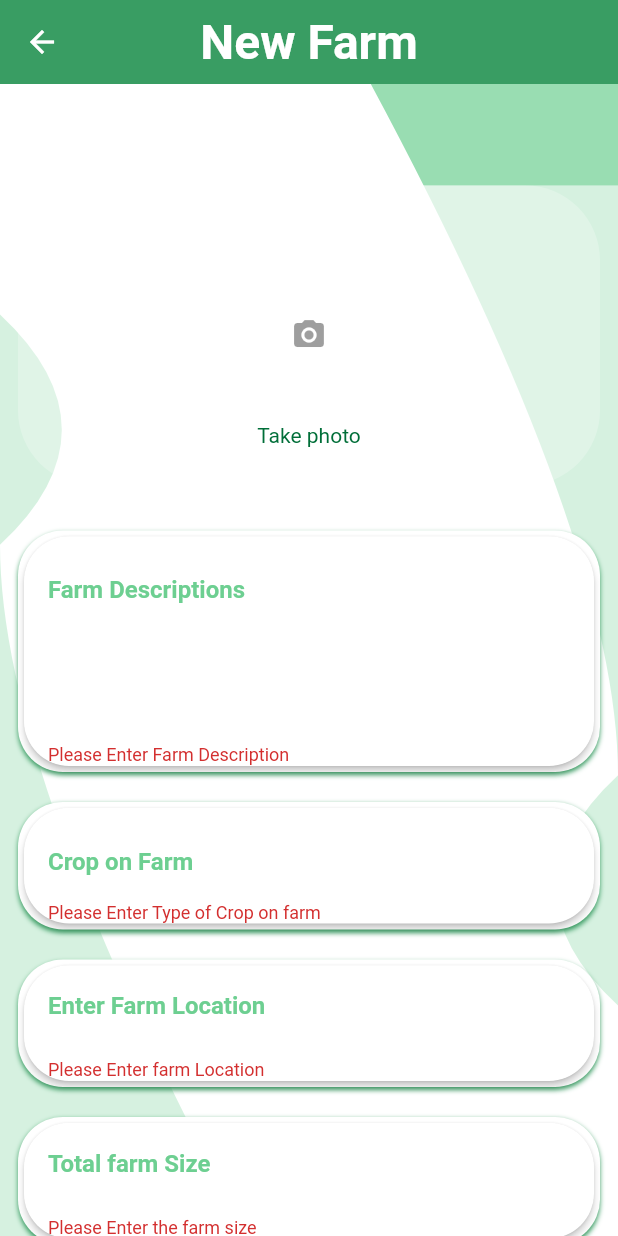
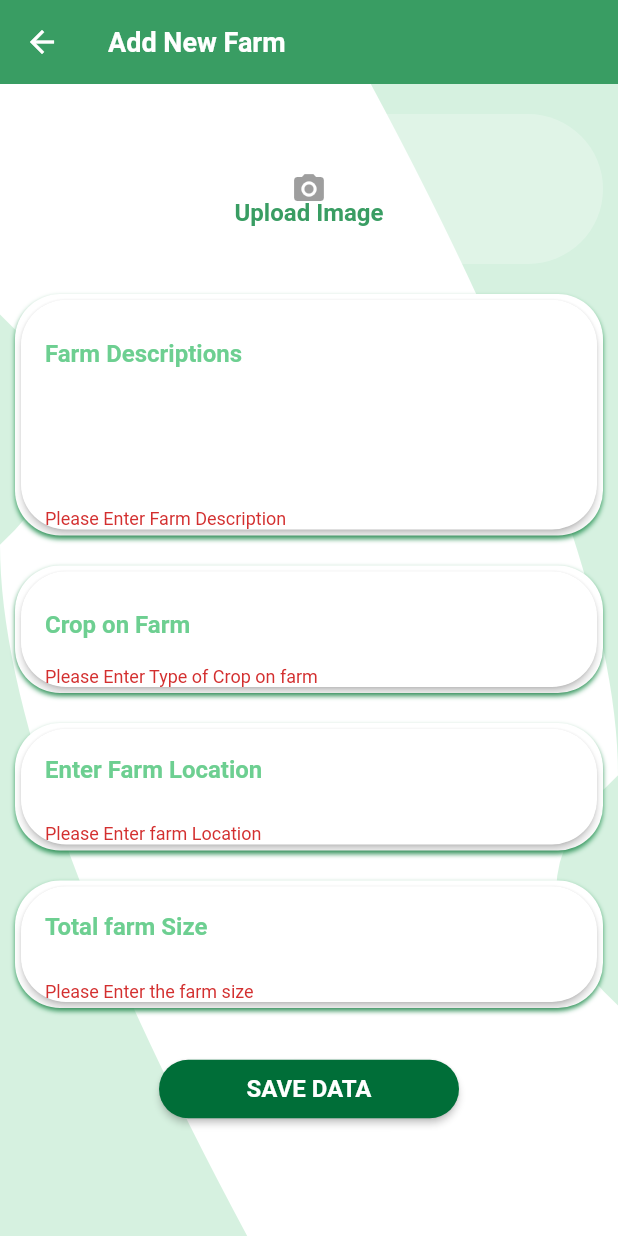
Before and after one commit to CodeAfric/AgriTeck-Users, a Flutter app: the NewFarm screen opened directly, after a tap on "SAVE DATA", on a phone screen of 412 x 824 dp. Run offline on Flutter 3.47's test engine with Material 2 defaults, Android fonts, the phone set to English and light mode, and no system bars; our stand-ins replace cached_network_image, carousel_pro, cloud_firestore, firebase_auth, firebase_core, firebase_storage and 8 more; missing offline and left inert: async_loader, floating_action_bubble, steel_crypt, tflite; accounts and stored records are empty; network calls fail; project files that could hold a hidden picture were left out.

Commit message:
Some UI Chage, Farm CRUB

```diff
--- a/lib/application-pages/authentication-screens/farmer-login/registration-pages.dart
+++ b/lib/application-pages/authentication-screens/farmer-login/registration-pages.dart
@@ -1,3 +1,4 @@
+import 'dart:convert';
 import 'dart:io';
 import 'package:agriteck_user/common-functions/helper-functions.dart';
 import 'package:agriteck_user/commonly-used-widget/custom-drop-down.dart';
@@ -7,6 +8,7 @@ import 'package:agriteck_user/commonly-used-widget/round_button.dart';
 import 'package:agriteck_user/commonly-used-widget/shape-painter.dart';
 import 'package:agriteck_user/commonly-used-widget/textField.dart';
 import 'package:agriteck_user/pojo-classes/farmers-data.dart';
+import 'package:agriteck_user/services/sharedPrefs.dart';
 import 'package:agriteck_user/services/user-services.dart';
 import 'package:agriteck_user/styles/app-colors.dart';
 import 'package:cloud_firestore/cloud_firestore.dart';
@@ -279,7 +281,7 @@ class _FarmerRegistrationFormState extends State<FarmerRegistrationForm> {
                                       child: RoundedButton(
                                           isLoading: isLoading,
                                           text: 'SUBMIT',
-                                          color: primary,
+                                          color: primaryDark,
                                           press: isLoading ? null : saveData)),
                                   SizedBox(
                                     height: 20,
@@ -589,6 +591,7 @@ class _FarmerRegistrationFormState extends State<FarmerRegistrationForm> {
                 telephone: widget.phoneNumber,
                 location: _location);
             await UserServices.saveUserInfo('Farmers', user.uid, farmers);
+            await SharedPrefs.setUserData(json.encode(farmers));
             await FirebaseAuth.instance.currentUser
                 .updateProfile(displayName: _name, photoURL: photoUrl);
             isLoading = false;
--- a/lib/application-pages/authentication-screens/investor-login/registration-page.dart
+++ b/lib/application-pages/authentication-screens/investor-login/registration-page.dart
@@ -1,3 +1,4 @@
+import 'dart:convert';
 import 'dart:io';
 
 import 'package:agriteck_user/application-pages/authentication-screens/phone_verification.dart';
@@ -11,6 +12,7 @@ import 'package:agriteck_user/commonly-used-widget/textField.dart';
 import 'package:agriteck_user/model-data/DataModels.dart';
 import 'package:agriteck_user/pojo-classes/farmers-data.dart';
 import 'package:agriteck_user/pojo-classes/investors-data.dart';
+import 'package:agriteck_user/services/sharedPrefs.dart';
 import 'package:agriteck_user/services/user-services.dart';
 import 'package:agriteck_user/styles/app-colors.dart';
 import 'package:firebase_auth/firebase_auth.dart';
@@ -273,7 +275,7 @@ class _InvestorRegistrationFormState extends State<InvestorRegistrationForm> {
                                       child: RoundedButton(
                                           isLoading: isLoading,
                                           text: 'SUBMIT',
-                                          color: primary,
+                                          color: primaryDark,
                                           press: isLoading ? null : saveData)),
                                   SizedBox(
                                     height: 20,
@@ -566,6 +568,7 @@ class _InvestorRegistrationFormState extends State<InvestorRegistrationForm> {
             email: _email,
           );
           await UserServices.saveUserInfo('Investors', user.uid, investors);
+          await SharedPrefs.setUserData(json.encode(investors));
           await FirebaseAuth.instance.currentUser
               .updateProfile(displayName: _name, photoURL: photoUrl);
           isLoading = false;
--- a/lib/application-pages/authentication-screens/phone_verification.dart
+++ b/lib/application-pages/authentication-screens/phone_verification.dart
@@ -156,7 +156,7 @@ class _PhoneVerificationState extends State<PhoneVerification> {
                                 child: RoundedButton(
                                   isLoading: isLoading,
                                   text: 'SUBMIT',
-                                  color: primary,
+                                  color: primaryDark,
                                   press: _verify,
                                 ),
                               ),
--- a/lib/application-pages/authentication-screens/vendor-login/registration-page.dart
+++ b/lib/application-pages/authentication-screens/vendor-login/registration-page.dart
@@ -1,3 +1,4 @@
+import 'dart:convert';
 import 'dart:io';
 import 'package:agriteck_user/application-pages/authentication-screens/phone_verification.dart';
 import 'package:agriteck_user/application-pages/welcome_page.dart';
@@ -12,6 +13,7 @@ import 'package:agriteck_user/main-page.dart';
 import 'package:agriteck_user/model-data/DataModels.dart';
 import 'package:agriteck_user/pojo-classes/farmers-data.dart';
 import 'package:agriteck_user/pojo-classes/vendors-data.dart';
+import 'package:agriteck_user/services/sharedPrefs.dart';
 import 'package:agriteck_user/services/user-services.dart';
 import 'package:agriteck_user/styles/app-colors.dart';
 import 'package:firebase_auth/firebase_auth.dart';
@@ -252,7 +254,7 @@ class _VendorRegistrationForm extends State<VendorRegistrationForm> {
                                       child: RoundedButton(
                                           isLoading: isLoading,
                                           text: 'SUBMIT',
-                                          color: primary,
+                                          color: primaryDark,
                                           press: isLoading ? null : saveData)),
                                   SizedBox(
                                     height: 20,
@@ -549,6 +551,7 @@ class _VendorRegistrationForm extends State<VendorRegistrationForm> {
               location: _location,
             );
             await UserServices.saveUserInfo('Vendors', user.uid, vendors);
+            await SharedPrefs.setUserData(json.encode(vendors));
             await FirebaseAuth.instance.currentUser
                 .updateProfile(displayName: _name, photoURL: photoUrl);
             isLoading = false;
--- a/lib/application-pages/authentication-screens/verification_page.dart
+++ b/lib/application-pages/authentication-screens/verification_page.dart
@@ -1,3 +1,5 @@
+import 'dart:convert';
+
 import 'package:agriteck_user/application-pages/authentication-screens/investor-login/registration-page.dart';
 import 'package:agriteck_user/application-pages/authentication-screens/vendor-login/registration-page.dart';
 import 'package:agriteck_user/application-pages/authentication-screens/phone_verification.dart';
@@ -216,6 +218,8 @@ class _OTPScreenState extends State<OTPScreen> {
             if (query == null) {
               userFound = false;
             } else {
+              // Save the user data in the pref
+              await SharedPrefs.setUserData(json.encode(query));
               userFound = true;
             }
             if (userFound) {
--- a/lib/farms-page/farm-screen.dart
+++ b/lib/farms-page/farm-screen_sssd.dart
@@ -32,12 +32,13 @@ class _FarmScreenState extends State<FarmScreen> {
 }
 
 class ListItems extends StatelessWidget {
-  final Farms farms;
+  final Farm farms;
   final String farmImage;
   final String farmName;
   final String farmLocation;
 
-  const ListItems({Key key,this.farms, this.farmImage, this.farmName, this.farmLocation})
+  const ListItems(
+      {Key key, this.farms, this.farmImage, this.farmName, this.farmLocation})
       : super(key: key);
 
   @override
@@ -111,6 +112,5 @@ class ListItems extends StatelessWidget {
         ),
       ),
     );
-
   }
 }
--- a/lib/farms-page/new-farm-page.dart
+++ b/lib/farms-page/new-farm-page.dart
@@ -1,8 +1,10 @@
+import 'dart:convert';
 import 'dart:io';
 import 'package:agriteck_user/common-functions/helper-functions.dart';
 import 'package:agriteck_user/commonly-used-widget/round_button.dart';
 import 'package:agriteck_user/commonly-used-widget/shape-painter.dart';
 import 'package:agriteck_user/commonly-used-widget/textField.dart';
+import 'package:agriteck_user/pojo-classes/farmers-data.dart';
 import 'package:agriteck_user/pojo-classes/farms-data.dart';
 import 'package:agriteck_user/services/sharedPrefs.dart';
 import 'package:agriteck_user/services/user-services.dart';
@@ -50,13 +52,12 @@ class _NewFarmState extends State<NewFarm> {
         backgroundColor: primary,
         elevation: 0,
         title: Text(
-          'New Farm',
+          'Add New Farm',
           style: TextStyle(
-            fontSize: 32,
+            fontSize: 18,
             fontWeight: FontWeight.bold,
           ),
         ),
-        centerTitle: true,
         leading: BackButton(
           color: Colors.white,
         ),
@@ -70,16 +71,11 @@ class _NewFarmState extends State<NewFarm> {
             painter: ShapePainter(),
           ),
         ),
-        Align(
-          alignment: Alignment.bottomCenter,
-          child: Container(
+        Container(
           color: Colors.white.withOpacity(.6),
-            height: MediaQuery.of(context).size.height * 0.85,
-            child: Center(
+          height: _height,
+          padding: EdgeInsets.symmetric(horizontal: 10),
           child: SingleChildScrollView(
-                child: Container(
-                  padding: EdgeInsets.symmetric(horizontal: 12),
-                  child: Center(
             child: Column(
               mainAxisAlignment: MainAxisAlignment.center,
               children: <Widget>[
@@ -88,9 +84,12 @@ class _NewFarmState extends State<NewFarm> {
                   child: Container(
                     child: Column(
                       children: [
+                        SizedBox(
+                          height: 20,
+                        ),
                         _imageChooser(),
                         SizedBox(
-                                  height: 30,
+                          height: 20,
                         ),
                         InputTextField(
                           withDecoration: true,
@@ -178,7 +177,7 @@ class _NewFarmState extends State<NewFarm> {
                             child: RoundedButton(
                                 isLoading: isLoading,
                                 text: 'SAVE DATA',
-                                        color: primary,
+                                color: primaryDark,
                                 press: isLoading ? null : saveData)),
                         SizedBox(
                           height: 20,
@@ -188,10 +187,6 @@ class _NewFarmState extends State<NewFarm> {
                   ),
                 ),
               ],
-                    ),
-                  ),
-                ),
-              ),
             ),
           ),
         ),
@@ -207,21 +202,36 @@ class _NewFarmState extends State<NewFarm> {
         },
         child: Container(
           child: image != null
-              ? ClipRRect(
-                  borderRadius: BorderRadius.circular(5),
+              ? Column(
+                  children: [
+                    ClipRRect(
+                      borderRadius: BorderRadius.circular(30),
                       child: Image.file(
                         image,
-                    width: MediaQuery.of(context).size.width,
-                    height: 200,
+                        width: 150,
+                        height: 100,
                         fit: BoxFit.fill,
                       ),
+                    ),
+                    Padding(
+                      padding:
+                          const EdgeInsets.only(left: 8.0, right: 8, bottom: 0),
+                      child: Text(
+                        'Change Image',
+                        style: TextStyle(
+                            color: primary,
+                            fontSize: 16,
+                            fontWeight: FontWeight.bold),
+                      ),
+                    )
+                  ],
                 )
               : Container(
                   decoration: BoxDecoration(
                       color: Colors.white24,
                       borderRadius: BorderRadius.circular(50)),
                   width: MediaQuery.of(context).size.width,
-                  height: 200,
+                  height: 100,
                   child: Stack(children: <Widget>[
                     Align(
                       alignment: Alignment.center,
@@ -236,8 +246,11 @@ class _NewFarmState extends State<NewFarm> {
                         padding: const EdgeInsets.only(
                             left: 8.0, right: 8, bottom: 25),
                         child: Text(
-                          'Take photo',
-                          style: TextStyle(color: primaryDark),
+                          'Upload Image',
+                          style: TextStyle(
+                              color: primary,
+                              fontSize: 16,
+                              fontWeight: FontWeight.bold),
                         ),
                       ),
                     )
@@ -310,6 +323,8 @@ class _NewFarmState extends State<NewFarm> {
       _formKey.currentState.save();
       try {
         String userId = await SharedPrefs.getUserID();
+        String userData = await SharedPrefs.getUserData();
+        Map farmer = json.decode(userData);
         // String user=await SharedPrefs.getUserID();
         var formatter = new DateFormat('MM/dd/yyyy');
         User user = FirebaseAuth.instance.currentUser;
@@ -318,18 +333,24 @@ class _NewFarmState extends State<NewFarm> {
           if (image != null) {
             photoUrl = await UserServices.uploadFarmPic(image, user.uid);
           }
-          Farms farms = new Farms(
+          Farm farm = new Farm(
             farmSize: farmSize,
             farmerId: userId,
+            farmerDetails: {
+              'name': farmer['name'],
+              'telephone': farmer['telephone'],
+              'location': farmer['location'],
+              'specialized': farmer['specialized'],
+            },
             farmId: userId + '-${formatter.format(DateTime.now())}',
             farmState: [],
             location: location,
-            images: photoUrl,
+            images: [photoUrl],
             cropType: cropType,
             description: description,
           );
           await UserServices.saveFarm(
-              user.uid + DateTime.now().toIso8601String(), farms);
+              user.uid + DateTime.now().toIso8601String(), farm);
           isLoading = false;
           await showToast(context, fToast, Icons.check, primaryDark,
               "Farm data Saved successfully");
--- a/lib/home-page/home-screen.dart
+++ b/lib/home-page/home-screen.dart
@@ -230,7 +230,7 @@ class _HomeScreenState extends State<HomeScreen> {
                   borderRadius: BorderRadius.circular(30.0),
                 ),
                 icon: const Icon(
-                  FontAwesomeIcons.camera,
+                  Icons.photo_camera,
                   color: Colors.white,
                 ),
                 label: Text(
--- a/lib/pojo-classes/farms-data.dart
+++ b/lib/pojo-classes/farms-data.dart
@@ -1,12 +1,21 @@
-class Farms {
-  String farmerId,farmId,description;
-  List<Map<String,dynamic>> farmState;
-  String images, cropType;
+class Farm {
+  String farmerId, farmId, description;
+  List farmState, images;
+  Map farmerDetails;
+  String cropType;
   double farmSize;
   String location;
 
-  Farms({this.farmerId,this.farmId,this.description,  this.farmState, this.images, this.cropType,
-    this.farmSize, this.location});
+  Farm(
+      {this.farmerId,
+      this.farmerDetails,
+      this.farmId,
+      this.description,
+      this.farmState,
+      this.images,
+      this.cropType,
+      this.farmSize,
+      this.location});
 
   // Convert a Farmer object into a Map object
   Map<String, dynamic> toMap() {
@@ -14,6 +23,7 @@ class Farms {
 
     map['farmerId'] = farmerId;
     map['farmId'] = farmId;
+    map['farmerDetails'] = farmerDetails;
     map['images'] = images;
     map['description'] = description;
     map['farmState'] = farmState;
@@ -22,15 +32,17 @@ class Farms {
     map['location'] = location;
     return map;
   }
-  Farms.fromMapObject(Map<String, dynamic> map) {
+
+  Farm.fromMapObject(Map<String, dynamic> map) {
     this.farmerId = map['farmerId'];
+    this.farmerDetails = map['farmerDetails'];
     this.farmId = map['farmId'];
     this.location = map['location'];
     this.images = map['images'];
-    this.description=map['description'];
+    this.description = map['description'];
     this.farmSize = map['farmSize'];
-    this.farmState=map['farmState'];
-    this.cropType=map['cropType'];
-    this.cropType=map['cropType'];
+    this.farmState = map['farmState'];
+    this.cropType = map['cropType'];
+    this.cropType = map['cropType'];
   }
 }
--- a/lib/services/user-services.dart
+++ b/lib/services/user-services.dart
@@ -38,7 +38,7 @@ class UserServices {
   //       .set(vendors.toMap());
   // }
 
-  static Future<void> saveFarm(String id, Farms farms) async {
+  static Future<void> saveFarm(String id, Farm farms) async {
     FirebaseFirestore.instance.collection("Farms").doc(id).set(farms.toMap());
   }
 
--- a/lib/styles/app-styles.dart
+++ b/lib/styles/app-styles.dart
@@ -2,6 +2,7 @@ import 'package:flutter/material.dart';
 
 class Styles {
   static const buttonTextStyle = TextStyle(
+    color: Colors.white,
     fontSize: 16.0,
     fontWeight: FontWeight.w600,
   );
```
Also changed, not shown: lib/farms-page/farm-card.dart (+17 -9 lines), lib/farms-page/farm-details.dart (+33 -60 lines), lib/farms-page/farm-page.dart (+44 -24 lines), lib/main-page.dart (+110 -99 lines), lib/services/sharedPrefs.dart (+10 -0 lines). Lines whose indentation alone changed are shown as unchanged.
